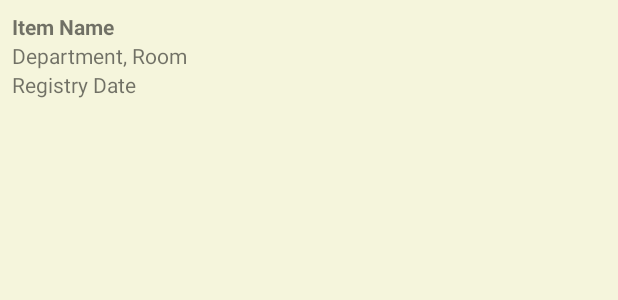
After one commit to Domtaxx/TEC_RFID_INVENTORY, an Android app built with Jetpack Compose: the layout item_registry_list_item.xml on its own in the app's theme, with its tools: preview values and no code run, on a phone screen of 412 x 824 dp. The commit adds this screen. Shown: the top 300 px of the screen. Run offline under Robolectric (Android 15) with nearby library versions, the phone set to English and light mode, and no system bars.

Commit message:
showing items registered

```diff
--- a/TEC_RFID/app/src/main/java/com/nfs/tec_rfid/network/ApiService.kt
+++ b/TEC_RFID/app/src/main/java/com/nfs/tec_rfid/network/ApiService.kt
@@ -46,7 +46,8 @@ interface ApiService {
     fun updateRoom(@Body roomUpdate: RoomUpdate): Call<RoomResponse>
     @GET("employees/departments/{departmentId}/employees")
     fun getEmployeesByDepartment(@Path("departmentId") departmentId: Int): Call<List<EmployeeResponse>>
-
+    @GET("employees/items/{token}")
+    fun getItemsRegisteredByToken(@Path("token") token: String): Call<List<ItemRegistryResponse>>
 
 
 
--- a/TEC_RFID/app/src/main/java/com/nfs/tec_rfid/views/MainMenuActivity.kt
+++ b/TEC_RFID/app/src/main/java/com/nfs/tec_rfid/views/MainMenuActivity.kt
@@ -35,8 +35,8 @@ class MainMenuActivity : AppCompatActivity() {
 
         modifyItemRegistryButton.setOnClickListener {
             // Launch Admin Activity
-            //val intent = Intent(this, ItemRegistryListActivity::class.java)  // Replace with your actual activity name
-            //startActivity(intent)
+            val intent = Intent(this, ItemRegistryListActivity::class.java)  // Replace with your actual activity name
+            startActivity(intent)
         }
 
         ModifyButton.setOnClickListener {
--- /dev/null
+++ b/TEC_RFID/app/src/main/res/layout/item_registry_list_item.xml
@@ -0,0 +1,25 @@
+<LinearLayout xmlns:android="http://schemas.android.com/apk/res/android"
+    android:orientation="vertical"
+    android:layout_width="match_parent"
+    android:layout_height="wrap_content"
+    android:padding="8dp">
+
+    <TextView
+        android:id="@+id/item_name"
+        android:layout_width="wrap_content"
+        android:layout_height="wrap_content"
+        android:text="Item Name"
+        android:textStyle="bold" />
+
+    <TextView
+        android:id="@+id/department_room"
+        android:layout_width="wrap_content"
+        android:layout_height="wrap_content"
+        android:text="Department, Room" />
+
+    <TextView
+        android:id="@+id/registry_date"
+        android:layout_width="wrap_content"
+        android:layout_height="wrap_content"
+        android:text="Registry Date" />
+</LinearLayout>
```
Also changed, not shown: TEC_RFID/app/src/main/java/com/nfs/tec_rfid/Adapters/ItemRegistryAdapter.kt (added, +46 -0 lines), TEC_RFID/app/src/main/java/com/nfs/tec_rfid/models/ItemCreate.kt (+10 -0 lines), TEC_RFID/app/src/main/java/com/nfs/tec_rfid/views/ItemRegistryListActivity.kt (added, +74 -0 lines), TEC_RFID/app/src/main/res/layout/activity_item_registry_list.xml (added, +18 -0 lines), 2 other files.
